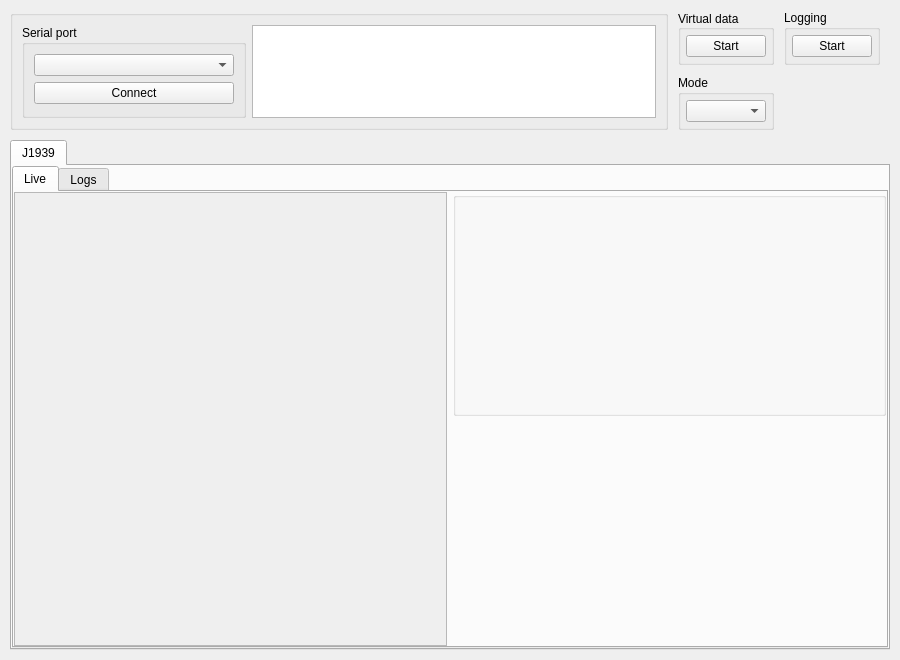
nelisbrink/TopDrywer, file mainwindow.ui: the form before one commit.
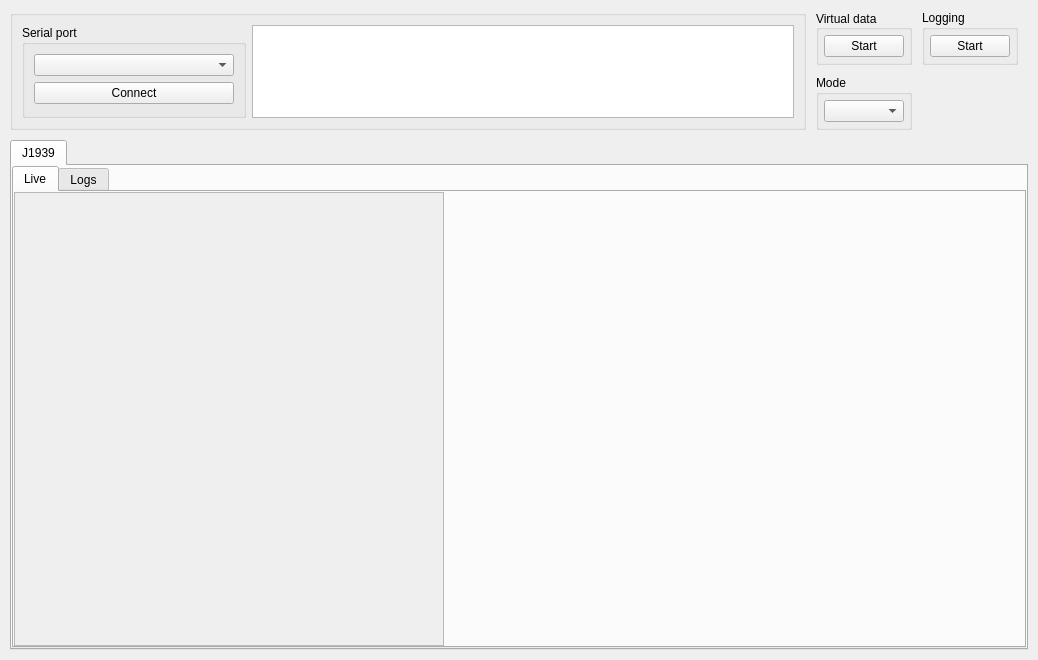
The form after the commit. Icons and pictures are not drawn. Custom widgets are drawn as their Qt base class.

Patch:
```diff
--- a/mainwindow.ui
+++ b/mainwindow.ui
@@ -6,7 +6,7 @@
    <rect>
     <x>0</x>
     <y>0</y>
-    <width>900</width>
+    <width>1038</width>
     <height>660</height>
    </rect>
   </property>
@@ -185,7 +185,7 @@
            <attribute name="title">
             <string>Live</string>
            </attribute>
-           <layout class="QGridLayout" name="gridLayout" rowstretch="1,1" columnstretch="1,1">
+           <layout class="QGridLayout" name="gridLayout" rowstretch="1,10" columnstretch="3,4" rowminimumheight="0,0">
             <property name="leftMargin">
              <number>0</number>
             </property>
@@ -200,6 +200,12 @@
             </property>
             <item row="0" column="0" rowspan="2">
              <widget class="QScrollArea" name="scrollAreaLive">
+              <property name="sizePolicy">
+               <sizepolicy hsizetype="Minimum" vsizetype="Expanding">
+                <horstretch>0</horstretch>
+                <verstretch>0</verstretch>
+               </sizepolicy>
+              </property>
               <property name="widgetResizable">
                <bool>true</bool>
               </property>
@@ -208,47 +214,16 @@
                 <rect>
                  <x>0</x>
                  <y>0</y>
-                 <width>424</width>
-                 <height>445</height>
+                 <width>425</width>
+                 <height>428</height>
                 </rect>
                </property>
               </widget>
              </widget>
             </item>
-            <item row="1" column="1">
+            <item row="0" column="1" rowspan="2">
              <widget class="QCustomPlot" name="widgetPlotLive" native="true"/>
             </item>
-            <item row="0" column="1">
-             <widget class="QGroupBox" name="groupBox_5">
-              <property name="title">
-               <string/>
-              </property>
-              <layout class="QGridLayout" name="gridLayout_9" rowstretch="0" columnstretch="0">
-               <item row="0" column="0">
-                <widget class="QLabel" name="label_2">
-                 <property name="maximumSize">
-                  <size>
-                   <width>200</width>
-                   <height>200</height>
-                  </size>
-                 </property>
-                 <property name="text">
-                  <string/>
-                 </property>
-                 <property name="pixmap">
-                  <pixmap resource="../build-TopDrywer-Qt_6_2_4_for_macOS-Debug/qmake_resources.qrc">:/icon.png</pixmap>
-                 </property>
-                 <property name="scaledContents">
-                  <bool>true</bool>
-                 </property>
-                 <property name="alignment">
-                  <set>Qt::AlignCenter</set>
-                 </property>
-                </widget>
-               </item>
-              </layout>
-             </widget>
-            </item>
            </layout>
           </widget>
           <widget class="QWidget" name="tabLogs">
@@ -315,6 +290,40 @@
       </widget>
      </widget>
     </item>
+    <item row="1" column="2">
+     <widget class="QLabel" name="label_2">
+      <property name="sizePolicy">
+       <sizepolicy hsizetype="Expanding" vsizetype="Expanding">
+        <horstretch>0</horstretch>
+        <verstretch>0</verstretch>
+       </sizepolicy>
+      </property>
+      <property name="minimumSize">
+       <size>
+        <width>0</width>
+        <height>0</height>
+       </size>
+      </property>
+      <property name="maximumSize">
+       <size>
+        <width>80</width>
+        <height>80</height>
+       </size>
+      </property>
+      <property name="text">
+       <string/>
+      </property>
+      <property name="pixmap">
+       <pixmap resource="../build-TopDrywer-Qt_6_2_4_for_macOS-Debug/qmake_resources.qrc">:/icon.png</pixmap>
+      </property>
+      <property name="scaledContents">
+       <bool>true</bool>
+      </property>
+      <property name="alignment">
+       <set>Qt::AlignCenter</set>
+      </property>
+     </widget>
+    </item>
    </layout>
   </widget>
  </widget>
```
Left out of the diff: 6 changed lines with no effect on the pictures.
